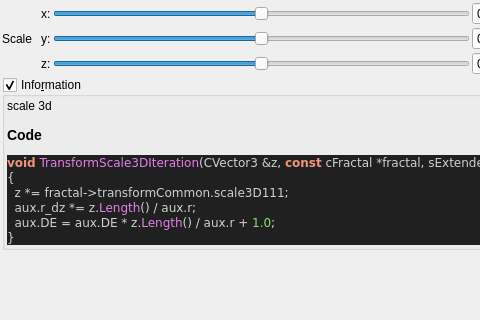
Above: mandelbulber2/qt_data/fractal_transf_scale_3D.ui from buddhi1980/mandelbulber2 before the change; both pictures show x 0 to 480 and y 0 to 320 of the 562 by 530 pixel window. Below: the same form after it.
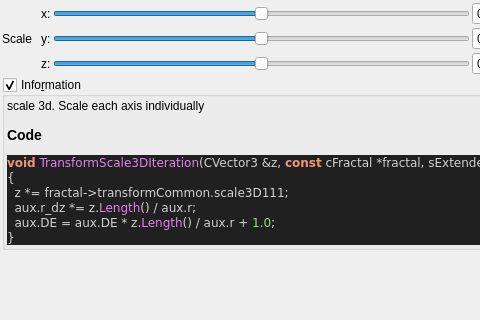
That is the form after the change. Custom widgets are drawn as their Qt base class.

Patch:
```diff
--- a/mandelbulber2/qt_data/fractal_transf_scale_3D.ui
+++ b/mandelbulber2/qt_data/fractal_transf_scale_3D.ui
@@ -253,7 +253,7 @@
       <item>
        <widget class="QLabel" name="label_code_content">
         <property name="text">
-         <string>&lt;p&gt;scale 3d&lt;/p&gt;&lt;table&gt;
+         <string>&lt;p&gt;scale 3d. Scale each axis individually&lt;/p&gt;&lt;table&gt;
 &lt;/table&gt;
 &lt;h3&gt;Code&lt;/h3&gt;
 &lt;!DOCTYPE HTML PUBLIC &quot;-//W3C//DTD HTML 4.0 Transitional//EN&quot;&gt;
```
